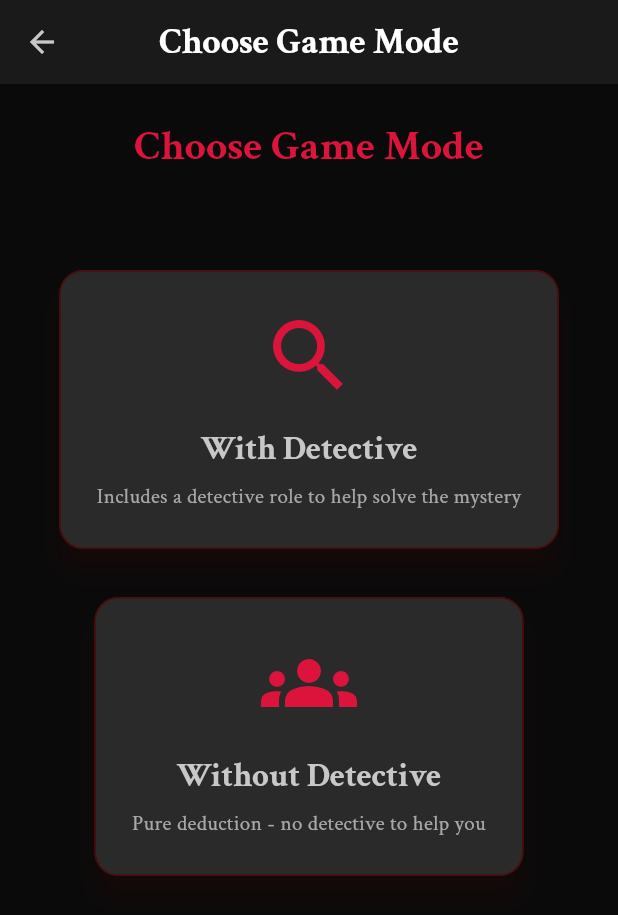
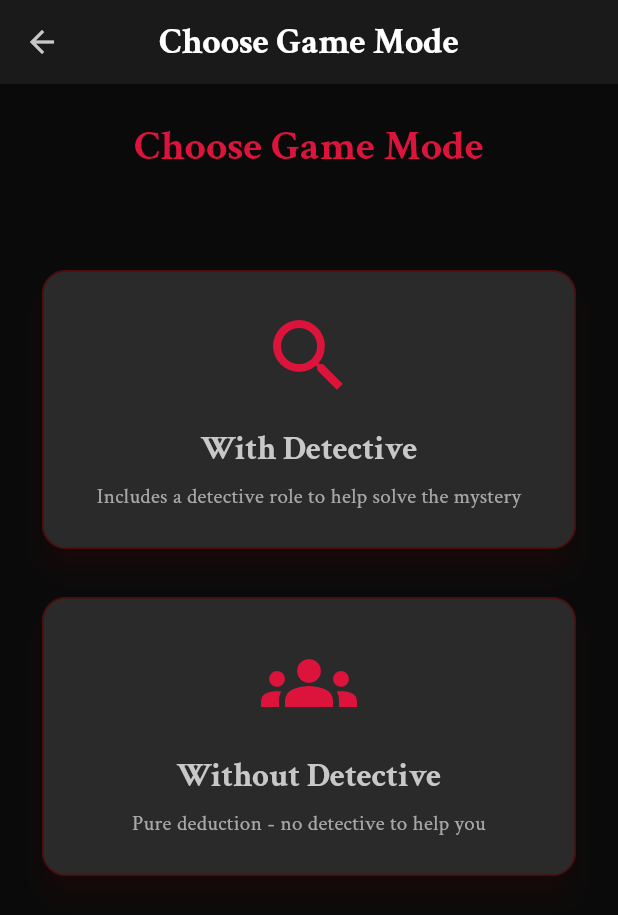
Before and after one commit to eslam-9/mafioso1, a Flutter app: the screen it shows after launch, after a tap on "Start Game", on a phone screen of 412 x 824 dp. Shown: the top 915 px of the screen. Run offline on Flutter 3.47's test engine with Material 3 defaults, Android fonts, the phone set to English and light mode, and no system bars; drawn by our look-alikes of flutter_animate; our stand-ins replace audioplayers, connectivity_plus, dio, easy_localization, equatable, flutter_bloc and 7 more; accounts and stored records are empty.

Commit message:
refactor: update ModeCard layout for better responsiveness and adjust ModeSelector alignment

```diff
--- a/lib/features/game_setup/presentation/widgets/mode_card.dart
+++ b/lib/features/game_setup/presentation/widgets/mode_card.dart
@@ -24,7 +24,9 @@ class ModeCard extends StatelessWidget {
 
   @override
   Widget build(BuildContext context) {
-    return Card(
+    return SizedBox(
+      width: double.infinity,
+      child: Card(
         child: InkWell(
           onTap: () {
             final bloc = context.read<GameSetupBloc>();
@@ -81,6 +83,7 @@ class ModeCard extends StatelessWidget {
             ),
           ),
         ),
+      ),
     ).animate().fadeIn().slideX();
   }
 }
--- a/lib/features/game_setup/presentation/widgets/mode_selector.dart
+++ b/lib/features/game_setup/presentation/widgets/mode_selector.dart
@@ -32,6 +32,7 @@ class ModeSelector extends StatelessWidget {
               BlocBuilder<GameSetupBloc, GameSetupState>(
                 builder: (context, state) {
                   return Column(
+                    crossAxisAlignment: CrossAxisAlignment.stretch,
                     children: [
                       ModeCard(
                         title: 'with_detective'.tr(),
--- a/lib/features/home/presentation/pages/home_page.dart
+++ b/lib/features/home/presentation/pages/home_page.dart
@@ -46,9 +46,9 @@ class HomePage extends StatelessWidget {
                         SizedBox(height: AppSpacing.large),
                         HomeHowToPlayButton(),
                         SizedBox(height: AppSpacing.large),
-                        const HomeSavedStoriesButton(),
+                        HomeSavedStoriesButton(),
                         SizedBox(height: AppSpacing.large),
-                        const HomeCommunityLibraryButton(),
+                        HomeCommunityLibraryButton(),
                         SizedBox(height: AppSpacing.xxlarge),
                         const HomeFooter(),
                       ],
```
Lines whose indentation alone changed are shown as unchanged.
